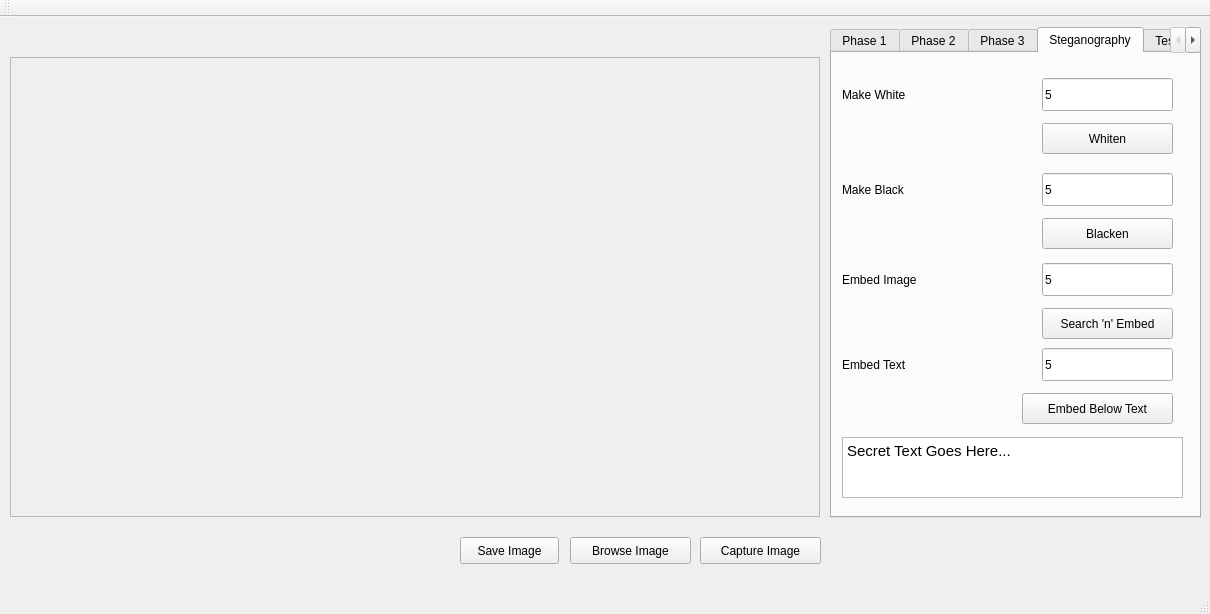
The window that mainwindow.ui (sina-cb/ColonD_ImageProcessor) describes before a commit, drawn with Qt 5.
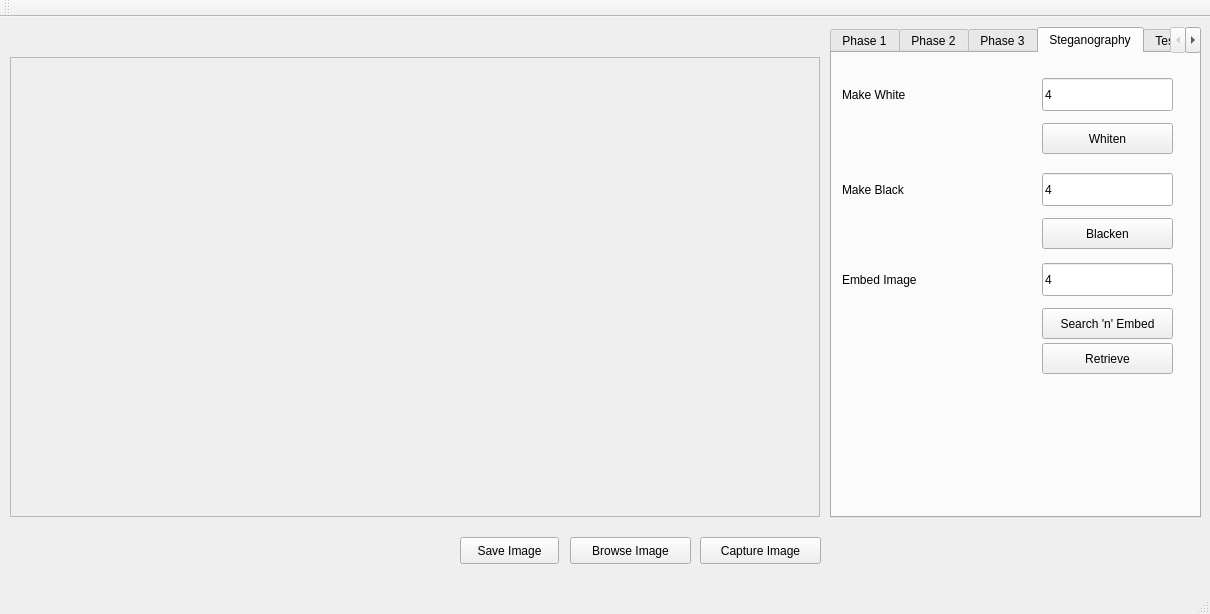
The same window after the commit.

Diff of the .ui file:
```diff
--- a/mainwindow.ui
+++ b/mainwindow.ui
@@ -737,7 +737,7 @@
        </rect>
       </property>
       <property name="text">
-       <string>5</string>
+       <string>4</string>
       </property>
      </widget>
      <widget class="QLabel" name="label_71">
@@ -789,7 +789,7 @@
        </rect>
       </property>
       <property name="text">
-       <string>5</string>
+       <string>4</string>
       </property>
      </widget>
      <widget class="QLabel" name="label_72">
@@ -841,63 +841,20 @@
        </rect>
       </property>
       <property name="text">
-       <string>5</string>
+       <string>4</string>
       </property>
      </widget>
-     <widget class="QLineEdit" name="embedTextBitsTxt">
+     <widget class="QPushButton" name="retrieveImgBtn">
       <property name="geometry">
        <rect>
         <x>210</x>
-        <y>295</y>
+        <y>290</y>
         <width>131</width>
-        <height>33</height>
-       </rect>
-      </property>
-      <property name="text">
-       <string>5</string>
-      </property>
-     </widget>
-     <widget class="QLabel" name="label_74">
-      <property name="geometry">
-       <rect>
-        <x>10</x>
-        <y>295</y>
-        <width>117</width>
-        <height>33</height>
-       </rect>
-      </property>
-      <property name="text">
-       <string>Embed Text</string>
-      </property>
-     </widget>
-     <widget class="QPushButton" name="embedTextBtn">
-      <property name="geometry">
-       <rect>
-        <x>190</x>
-        <y>340</y>
-        <width>151</width>
         <height>31</height>
        </rect>
       </property>
       <property name="text">
-       <string>Embed Below Text</string>
-      </property>
-     </widget>
-     <widget class="QTextEdit" name="embedTextTxt">
-      <property name="geometry">
-       <rect>
-        <x>10</x>
-        <y>384</y>
-        <width>341</width>
-        <height>61</height>
-       </rect>
-      </property>
-      <property name="html">
-       <string>&lt;!DOCTYPE HTML PUBLIC &quot;-//W3C//DTD HTML 4.0//EN&quot; &quot;http://www.w3.org/TR/REC-html40/strict.dtd&quot;&gt;
-&lt;html&gt;&lt;head&gt;&lt;meta name=&quot;qrichtext&quot; content=&quot;1&quot; /&gt;&lt;style type=&quot;text/css&quot;&gt;
-p, li { white-space: pre-wrap; }
-&lt;/style&gt;&lt;/head&gt;&lt;body style=&quot; font-family:'Cantarell'; font-size:11pt; font-weight:400; font-style:normal;&quot;&gt;
-&lt;p style=&quot; margin-top:0px; margin-bottom:0px; margin-left:0px; margin-right:0px; -qt-block-indent:0; text-indent:0px;&quot;&gt;Secret Text Goes Here...&lt;/p&gt;&lt;/body&gt;&lt;/html&gt;</string>
+       <string>Retrieve</string>
       </property>
      </widget>
     </widget>
```
